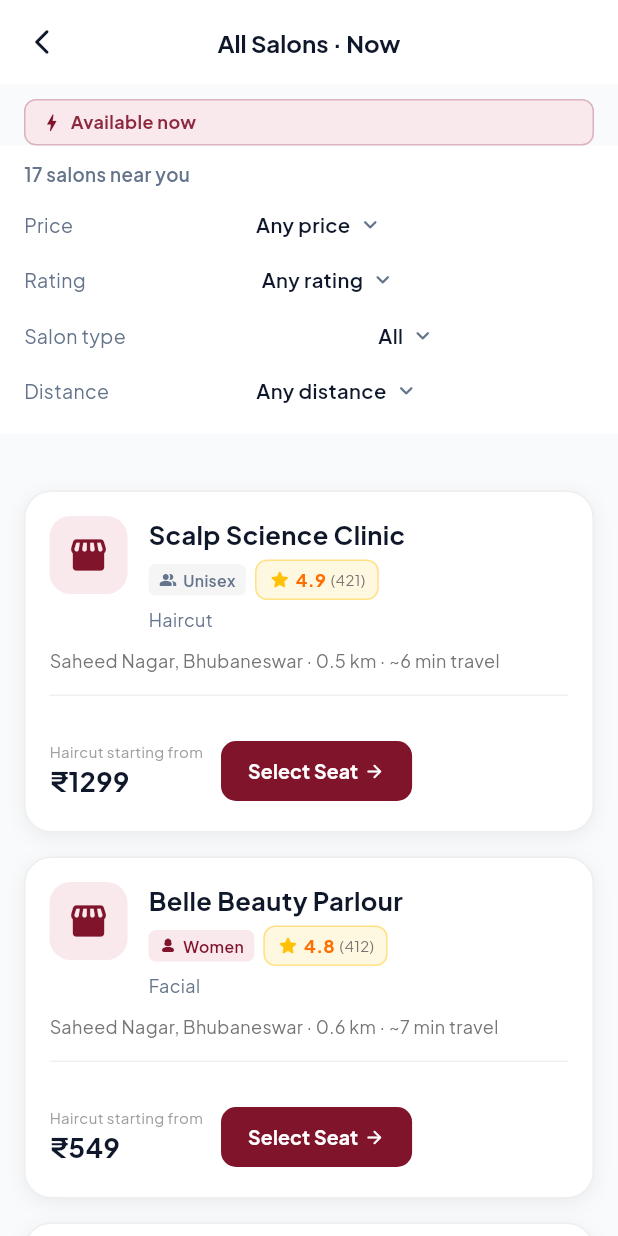
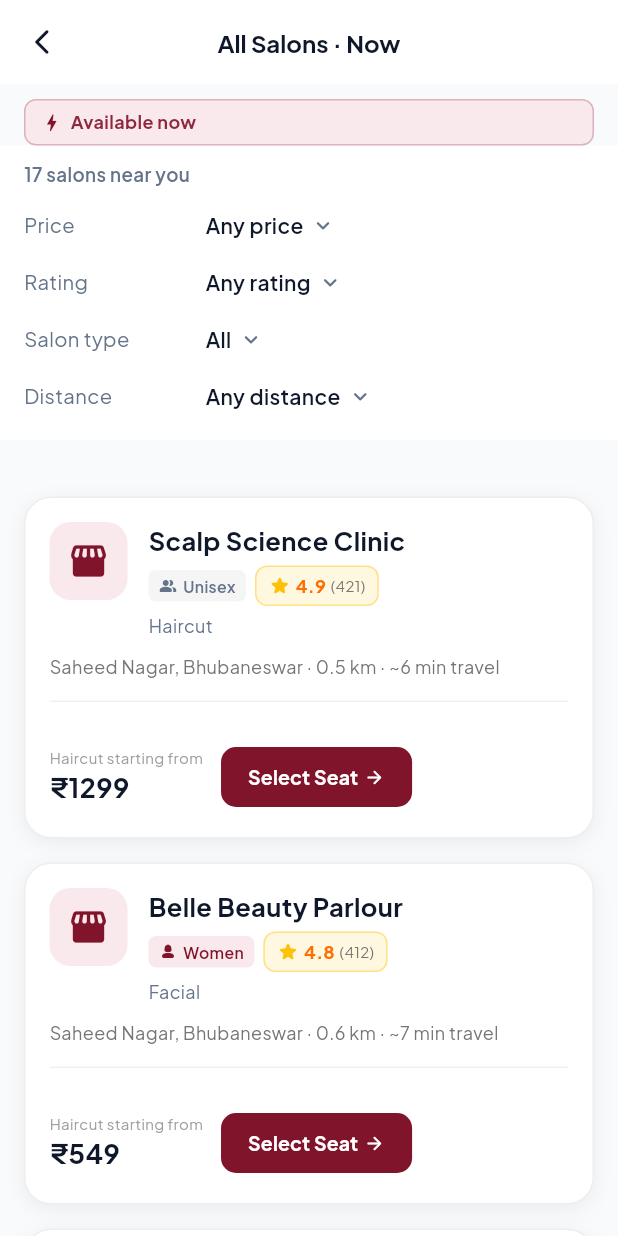
Before and after one commit to IshaNayal/ZALONO-consumer-app, a Flutter app: the SalonListScreen screen opened directly, on a phone screen of 412 x 824 dp. Run offline on Flutter 3.47's test engine with Material 3 defaults, Android fonts, the phone set to English and light mode, and no system bars; our stand-ins replace google_fonts, shared_preferences; accounts and stored records are empty; network calls fail.

Commit message:
Align filter dropdown values in a column with adjacent chevron to match exact reference UI

```diff
--- a/flutter_zalono/lib/components/consumer/salon_filter_panel.dart
+++ b/flutter_zalono/lib/components/consumer/salon_filter_panel.dart
@@ -303,28 +303,30 @@
             padding: const EdgeInsets.symmetric(vertical: 9),
             child: Row(
               children: [
-                // Both the label and the value flex: a rigid label overflowed
-                // the row at large text scales.
-                Flexible(
+                SizedBox(
+                  width: 105,
                   child: Text(
                     label,
                     maxLines: 1,
                     overflow: TextOverflow.ellipsis,
                     style: const TextStyle(
-                      fontSize: 13,
+                      fontSize: 13.5,
                       color: ZalonoTheme.textMuted,
                     ),
                   ),
                 ),
-                const SizedBox(width: 12),
-                Expanded(
+                const SizedBox(width: 16),
+                Flexible(
+                  child: Row(
+                    mainAxisSize: MainAxisSize.min,
+                    children: [
+                      Flexible(
                         child: Text(
                           value,
                           maxLines: 1,
                           overflow: TextOverflow.ellipsis,
-                    textAlign: TextAlign.end,
                           style: TextStyle(
-                      fontSize: 13.5,
+                            fontSize: 14,
                             fontWeight: FontWeight.w600,
                             color: isActive
                                 ? ZalonoTheme.primaryBurgundy
@@ -339,6 +341,9 @@
                         color: isActive
                             ? ZalonoTheme.primaryBurgundy
                             : ZalonoTheme.textMuted,
+                      ),
+                    ],
+                  ),
                 ),
               ],
             ),
```
Lines whose indentation alone changed are shown as unchanged.
